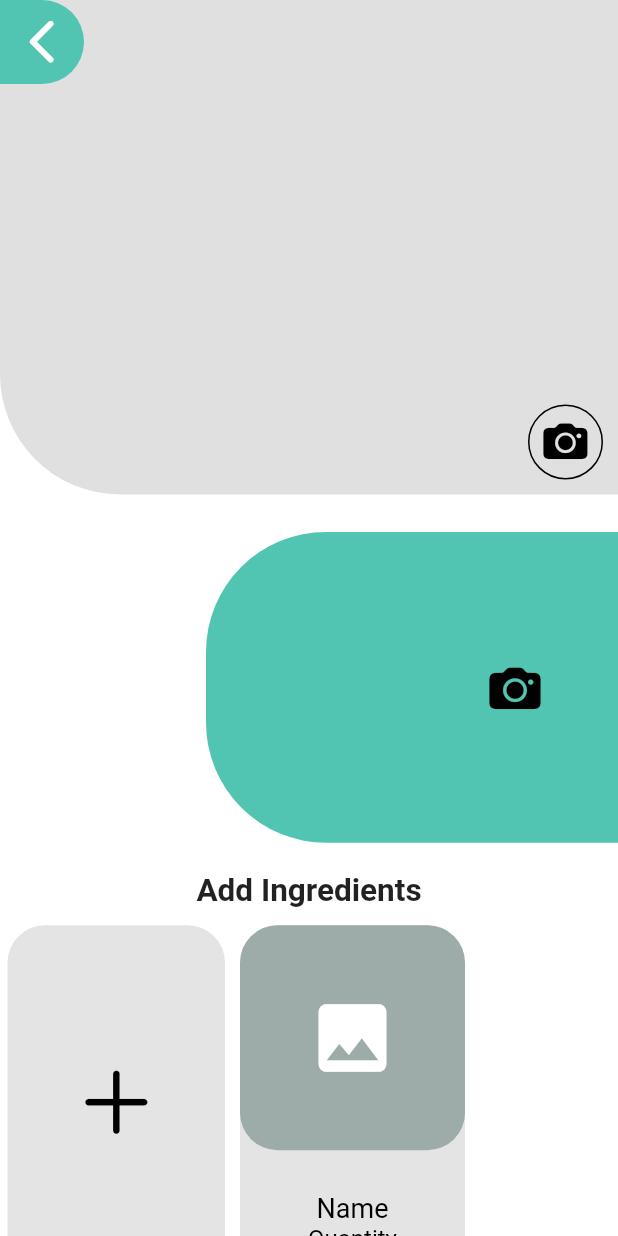
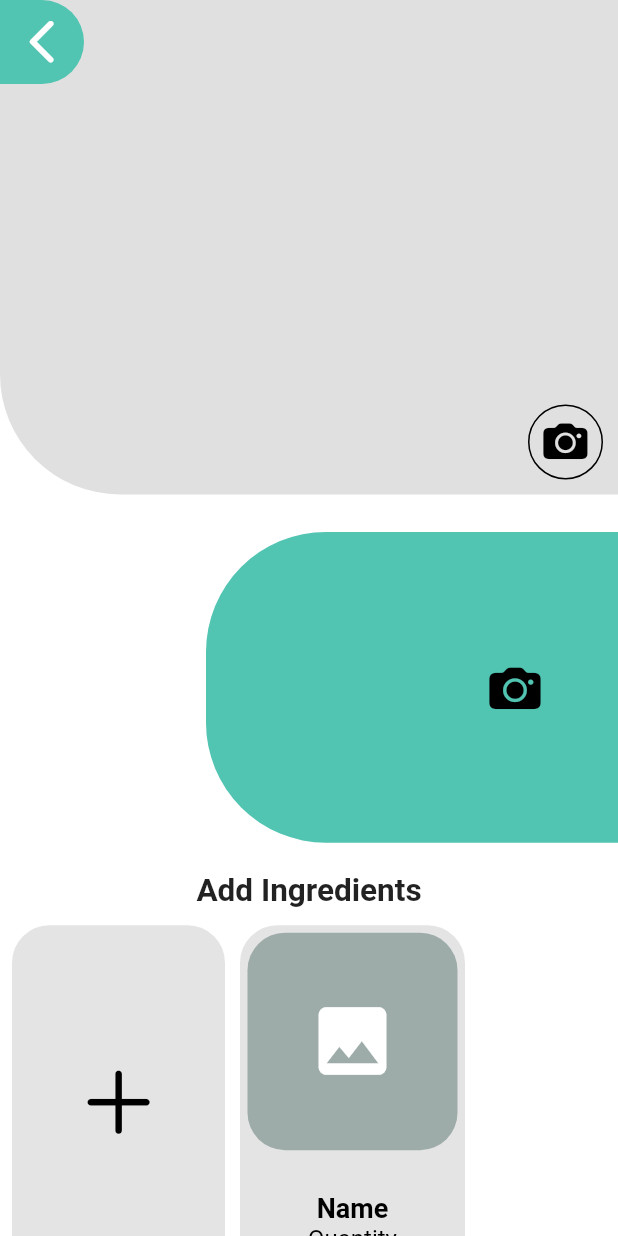
Before and after one commit to KamranMehar/foodzik, a Flutter app: the AddRecipePage screen opened by its route, on a phone screen of 412 x 824 dp. Run offline on Flutter 3.47's test engine with Material 2 defaults, Android fonts, the phone set to English and light mode, and no system bars; our stand-ins replace awesome_dialog, firebase_auth, firebase_core, firebase_database, firebase_storage, flutter_zoom_drawer and 7 more; accounts and stored records are empty.

Commit message:
added on click show recipe Details

```diff
--- a/lib/admin pages/add_recipe/add_recipe_page.dart
+++ b/lib/admin pages/add_recipe/add_recipe_page.dart
@@ -9,6 +9,7 @@ import 'package:foodzik/admin%20pages/add_recipe/ui_components/forground_img.dar
 import 'package:foodzik/admin%20pages/add_recipe/ui_components/ingrediants_tile.dart';
 import 'package:firebase_storage/firebase_storage.dart' as firebase_storage;
 import 'package:foodzik/admin%20pages/add_recipe/ui_components/steps_widget.dart';
+import 'package:foodzik/const/colors.dart';
 import 'package:foodzik/model%20classes/Recipe.dart';
 import 'package:foodzik/model%20classes/ingredient.dart';
 import 'package:foodzik/model%20classes/steps_to_bake.dart';
@@ -18,7 +19,7 @@ import 'package:foodzik/provider%20classes/baking_steps_provider.dart';
 import 'package:foodzik/provider%20classes/image_provider.dart';
 import 'package:foodzik/provider%20classes/ingredients_provider.dart';
 import 'package:foodzik/provider%20classes/theme_model.dart';
-import 'package:foodzik/utils/add_reci_dialog.dart';
+import 'package:foodzik/utils/add_ingredient_dialog.dart';
 import 'package:foodzik/utils/dialogs.dart';
 import 'package:google_fonts/google_fonts.dart';
 import 'package:provider/provider.dart';
@@ -132,23 +133,56 @@ class _AddRecipePageState extends State<AddRecipePage> {
   Widget descriptionEditText(){
     final modelTheme=Provider.of<ModelTheme>(context);
     bool isThemeDark=modelTheme.isDark;
-    return MyEditText(
+    return  Padding(
+      padding: const EdgeInsets.symmetric(vertical: 5),
+      child: Container(
+        decoration: BoxDecoration(
+          gradient: LinearGradient(
+            begin: Alignment.topRight,
+            end: Alignment.bottomLeft,
+            colors: [
+              Colors.grey.withOpacity(0.2),
+              Colors.grey.withOpacity(0.7),
+            ],
+          ),
+          borderRadius: BorderRadius.circular(50),
+          border: Border.all(color: greenTextColor, width: 1),
+        ),
+        child: ClipRRect(
+          borderRadius: BorderRadius.circular(50),
           child: TextFormField(
+            keyboardType: TextInputType.multiline,
             controller: descriptionController,
-          textInputAction: TextInputAction.done,
-          style: GoogleFonts.aBeeZee(color: isThemeDark?Colors.white:Colors.black,fontSize: 18),
-          decoration:   InputDecoration(
+            textInputAction: TextInputAction.newline,
+            style: GoogleFonts.aBeeZee(
+              color: isThemeDark ? Colors.white : Colors.black,
+              fontSize: 18,
+            ),
+            decoration: InputDecoration(
               border: InputBorder.none,
               hintText: "Description",
-            hintStyle: TextStyle(color: isThemeDark?Colors.white70:Colors.black54,fontSize: 18),
+              hintStyle: TextStyle(
+                color: isThemeDark ? Colors.white70 : Colors.black54,
+                fontSize: 18,
               ),
-          validator: (value){
-            if(titleController.text.isEmpty){
-              return "   Description is Empty";
+              contentPadding:
+              const EdgeInsets.symmetric(vertical: 10, horizontal: 10),
+            ),
+            onChanged: (value) {
+              // Handle the text change event if needed
+            },
+            validator: (value) {
+              if (value?.isEmpty ?? true) {
+                return "Description is empty";
               }
               return null;
             },
-        ));
+            maxLines: null, // Allow unlimited number of lines
+          ),
+        ),
+      ),
+    );
+
   }
   @override
   Widget build(BuildContext context) {
--- a/lib/admin pages/add_recipe/ui_components/ingrediants_tile.dart
+++ b/lib/admin pages/add_recipe/ui_components/ingrediants_tile.dart
@@ -1,7 +1,7 @@
 import 'package:flutter/cupertino.dart';
 import 'package:flutter/material.dart';
 import 'package:foodzik/provider%20classes/ingredients_provider.dart';
-import 'package:foodzik/utils/add_reci_dialog.dart';
+import 'package:foodzik/utils/add_ingredient_dialog.dart';
 import 'package:google_fonts/google_fonts.dart';
 import 'dart:io';
 
@@ -11,8 +11,8 @@ import '../../../model classes/ingredient.dart';
 
 
 class IngredientsListWidget extends StatelessWidget {
-  Size size;
-  IngredientsListWidget({Key? key,required this.size}) : super(key: key);
+ final Size size;
+  const IngredientsListWidget({Key? key,required this.size}) : super(key: key);
 
   @override
   Widget build(BuildContext context) {
@@ -22,12 +22,14 @@ class IngredientsListWidget extends StatelessWidget {
       width: size.width,
       child: Consumer<IngredientsProvider>(
         builder: (context,ingredientProvider,_) {
-          print(ingredientProvider.ingredientList);
           if(ingredientProvider.ingredientList!.isNotEmpty){
             int totalPrice = ingredientProvider.getTotalPrice();
           return Column(
             children: [
-              Center(child: Text("Ingredients Total Price: $totalPrice",),),
+              Padding(
+                padding: const EdgeInsets.only(bottom: 5),
+                child: Center(child: Text("Ingredients Total Price: $totalPrice",),),
+              ),
               Expanded(
                 child: ListView.builder(
                   scrollDirection: Axis.horizontal,
@@ -67,9 +69,9 @@ class IngredientsListWidget extends StatelessWidget {
 }
 
 class IngredientExampleTile extends StatelessWidget {
-  Ingredient ingredient;
-  IngredientsProvider provider;
-  IngredientExampleTile({Key? key,
+ final Ingredient ingredient;
+ final IngredientsProvider provider;
+  const IngredientExampleTile({Key? key,
     required this.ingredient,
     required this.provider
   }) : super(key: key);
@@ -90,9 +92,13 @@ class IngredientExampleTile extends StatelessWidget {
                 borderRadius: BorderRadius.circular(25),
               ),
             ),
-            Container(
-              height: 150,
-              width: 150,
+            Positioned(
+              top: 5,
+              left: 5,
+              right: 5,
+              child: Container(
+                height: 145,
+                width: 145,
                 decoration: BoxDecoration(
                   color: const Color(0xff9DABA9),
                   borderRadius: BorderRadius.circular(25),
@@ -100,8 +106,9 @@ class IngredientExampleTile extends StatelessWidget {
                 child:ingredient.image!=null?
                     ClipRRect(
                         borderRadius: BorderRadius.circular(25),
-                      child: Image.file(File(ingredient.image!.toString()),fit: BoxFit.cover,))
+                        child: Image.file(File(ingredient.image!.toString()),fit: BoxFit.contain,))
                     :  const Icon(Icons.image,color: Colors.white,size: 60,),
+              ),
             ),
             Positioned(
               bottom: 0,
@@ -110,6 +117,8 @@ class IngredientExampleTile extends StatelessWidget {
               child: SizedBox(
                 height: 70,
                 width: 145,
+                child: Padding(
+                  padding: const EdgeInsets.symmetric(vertical: 5),
                   child: Column(
                     mainAxisAlignment: MainAxisAlignment.spaceAround,
                     children: [
@@ -126,6 +135,7 @@ class IngredientExampleTile extends StatelessWidget {
                   ),
                 ),
               ),
+            ),
             Positioned(
                 top: 0,
                 right: 0,
@@ -136,10 +146,18 @@ class IngredientExampleTile extends StatelessWidget {
                   child: Container(
                     padding: const EdgeInsets.all(10),
                     decoration: const BoxDecoration(
+                      boxShadow: [
+                        BoxShadow(
+                          color: Colors.black45,
+                          offset: Offset(-3, 3),
+                          blurRadius: 8,
+                          spreadRadius: 3
+                        )
+                      ],
                       shape: BoxShape.circle,
                       color: Color(0xffE4E4E4),
                     ),
-                    child: Icon(CupertinoIcons.clear,color:Colors.red,size: 16,),
+                    child: const Icon(CupertinoIcons.clear,color:Colors.red,size: 16,),
                   ),
                 ))
           ],
@@ -165,15 +183,20 @@ class IngredientTemplate extends StatelessWidget {
               borderRadius: BorderRadius.circular(25),
             ),
           ),
-          Container(
-            height: 150,
-            width: 150,
+          Positioned(
+            top: 5,
+            left: 5,
+            right: 5,
+            child: Container(
+              height: 145,
+              width: 145,
               decoration: BoxDecoration(
                 color: const Color(0xff9DABA9),
                 borderRadius: BorderRadius.circular(25),
               ),
               child:
               const Icon(Icons.image,color: Colors.white,size: 60,),
+            ),
           ),
           Positioned(
             bottom: 0,
@@ -185,7 +208,7 @@ class IngredientTemplate extends StatelessWidget {
               child: Column(
                 mainAxisAlignment: MainAxisAlignment.spaceAround,
                 children: [
-                  Text("Name",style: GoogleFonts.aBeeZee(color: Colors.black,fontSize: 18),
+                  Text("Name",style: GoogleFonts.aBeeZee(color: Colors.black,fontSize: 18,fontWeight: FontWeight.bold),
                     overflow: TextOverflow.ellipsis,
                     maxLines: 1,),
                   Text("Quantity",style: GoogleFonts.aBeeZee(color: Colors.black,fontSize: 16),),
@@ -215,7 +238,7 @@ class AddIngredient extends StatelessWidget {
               context: context, builder: (BuildContext context)=> AddRecipeDialog());
         },
         child: Container(
-          margin: const EdgeInsets.only(left: 5),
+          margin: const EdgeInsets.only(left: 8),
           decoration:BoxDecoration(
             color: const Color(0xffE4E4E4),
             borderRadius: BorderRadius.circular(25),
--- a/lib/admin pages/add_recipe/ui_components/recipe_image.dart
+++ b/lib/admin pages/add_recipe/ui_components/recipe_image.dart
@@ -45,11 +45,15 @@ class RecipeImage extends StatelessWidget {
                 child:  Builder(
                   builder: (context) {
                     if(imageProvider.recipeImagePath!=null) {
-                      return CircleAvatar(
-                        radius: 100,
-                        backgroundColor: Colors.transparent,
-                        foregroundImage: FileImage(File(imageProvider.recipeImagePath??"")),
+                      return ClipOval(
+                        child: Image(
+                          image: FileImage(File(imageProvider.recipeImagePath ?? "")),
+                          fit: BoxFit.contain,
+                          width: 200,
+                          height: 200,
+                        ),
                       );
+
                     }else{
                       return const CircleAvatar(
                         radius: 100,
--- a/lib/my_widgets/my_edit_text.dart
+++ b/lib/my_widgets/my_edit_text.dart
@@ -2,7 +2,6 @@ import 'dart:ui';
 
 import 'package:flutter/material.dart';
 import 'package:foodzik/const/colors.dart';
-import 'package:google_fonts/google_fonts.dart';
 
 class MyEditText extends StatelessWidget {
    MyEditText({Key? key,required this.child}) : super(key: key);
--- a/lib/pages/drawer/my_drawer.dart
+++ b/lib/pages/drawer/my_drawer.dart
@@ -30,6 +30,8 @@ class _MyDrawerState extends State<MyDrawer> {
     return Scaffold(
       appBar: AppBar(elevation: 0,),
       body: SafeArea(
+        child: Padding(
+          padding: const EdgeInsets.symmetric(horizontal: 8),
           child: Column(
             children: [
               const DrawerGreetingText(),
@@ -37,7 +39,7 @@ class _MyDrawerState extends State<MyDrawer> {
                 SizedBox(height: height,),
               DrawerTile(onTap: (){}, text: "Notifications"),
                SizedBox(height: height,),
-            DrawerTile(onTap: (){}, text: "History"),
+              DrawerTile(onTap: (){}, text: "Order History"),
                SizedBox(height: height,),
               DrawerTile(onTap: (){
                 Utils.showAlertDialog("Are you Sure to Logout", context, ()async{
@@ -93,6 +95,7 @@ class _MyDrawerState extends State<MyDrawer> {
                 },
               ),
             ],
+          ),
         ),
       ),
     );
--- a/lib/pages/home/ui_componets/shimmar_effect.dart
+++ b/lib/pages/home/ui_componets/shimmar_effect.dart
@@ -4,8 +4,8 @@ import 'package:foodzik/const/colors.dart';
 class ShimmerEffect extends StatefulWidget {
   final double width;
   final double height;
-
-  const ShimmerEffect({required this.width, required this.height});
+  bool isCircular;
+   ShimmerEffect({required this.width, required this.height,this.isCircular=true});
 
   @override
   _ShimmerEffectState createState() => _ShimmerEffectState();
@@ -48,7 +48,7 @@ class _ShimmerEffectState extends State<ShimmerEffect>
           width: widget.width,
           height: widget.height,
           decoration: BoxDecoration(
-            shape: BoxShape.circle,
+            shape:widget.isCircular? BoxShape.circle:BoxShape.rectangle,
             gradient: LinearGradient(
               colors: gradientColors,
               begin: begin,
--- a/lib/tab_pages/home_tab/ui_components/recipe_tile.dart
+++ b/lib/tab_pages/home_tab/ui_components/recipe_tile.dart
@@ -25,6 +25,9 @@ class RecipeTile extends StatelessWidget {
     return Consumer<IsAdminProvider>(
       builder: (context,adminProvider,_) {
         return GestureDetector(
+          onTap: (){
+            Navigator.pushNamed(context, 'recipeDetailPage', arguments: recipeMap);
+          },
           onLongPress: (){
             if(adminProvider.isAdmin){
               final deleteRecipeProvider=Provider.of<DeleteRecipeProvider>(context,listen: false);
--- a/lib/utils/add_reci_dialog.dart
+++ b/lib/utils/add_ingredient_dialog.dart
@@ -349,7 +349,7 @@ class _UnitDropDownButtonState extends State<UnitDropDownButton> {
           widget.onChanged!(_selectedOption);
         }
       },
-      items: <String>['Grams', 'KG', 'Ltr']
+      items: <String>['Grams', 'KG', 'Ltr','ml']
           .map<DropdownMenuItem<String>>((String value) {
         return DropdownMenuItem<String>(
           value: value,
```
Also changed, not shown: lib/main.dart (+6 -3 lines), lib/pages/home/ui_componets/bnv_home_page.dart (+18 -18 lines), lib/pages/recipe_details_screen/recipe_details_screen.dart (added, +83 -0 lines). Lines whose indentation alone changed are shown as unchanged.
